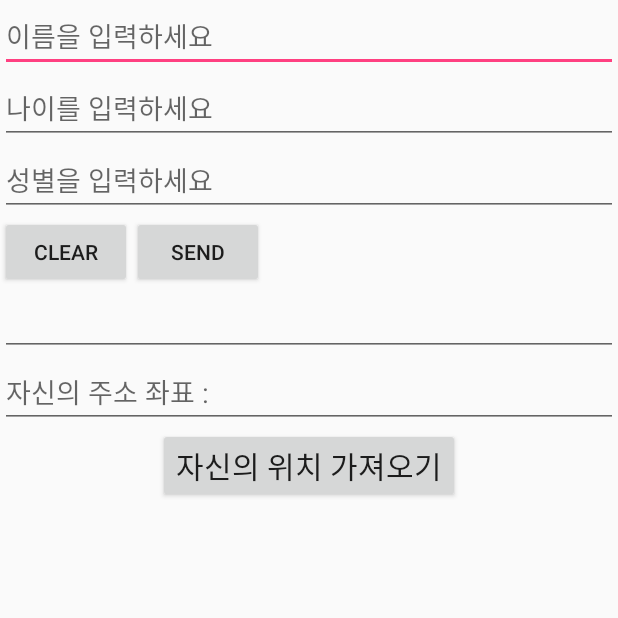
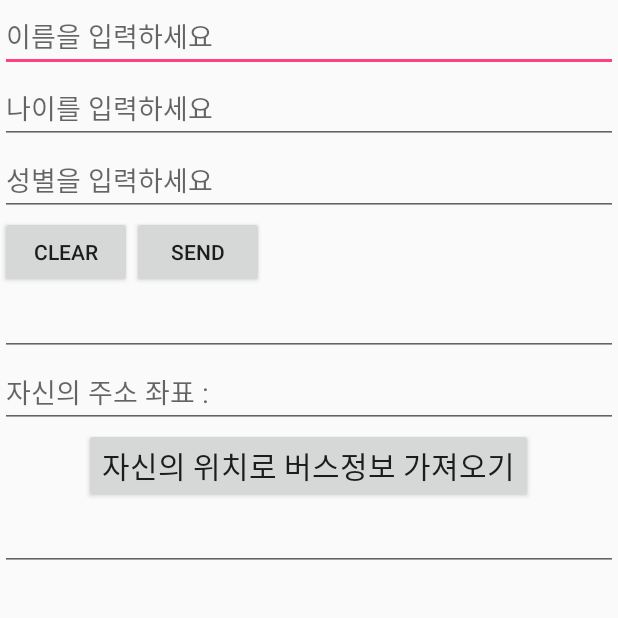
Before and after one commit to jihyuns/Genie, an Android app: the screen it shows after launch (MainActivity), on a phone screen of 412 x 824 dp, the top half of it. Run offline under Robolectric (Android 15) with nearby library versions, the phone set to English and light mode, and no system bars.

Commit message:
New Android Studio

```diff
--- a/src/AndroidStudioProject/Again_Bluetooth/app/src/main/res/layout/activity_main.xml
+++ b/src/AndroidStudioProject/Again_Bluetooth/app/src/main/res/layout/activity_main.xml
@@ -54,10 +54,14 @@
     <Button
         android:layout_width="wrap_content"
         android:layout_height="wrap_content"
-        android:text="자신의 위치 가져오기"
+        android:text="자신의 위치로 버스정보 가져오기"
         android:textSize="20dp"
         android:layout_gravity="center"
         android:id="@+id/locationAddress"/>
+    <EditText
+        android:layout_width="match_parent"
+        android:layout_height="wrap_content"
+        android:id="@+id/busLocation"/>
 
 
 </LinearLayout>
```
Also changed, not shown: src/AndroidStudioProject/Again_Bluetooth/app/src/main/java/com/example/leedongwoo/again_bluetooth/MainActivity.java (+74 -13 lines).
